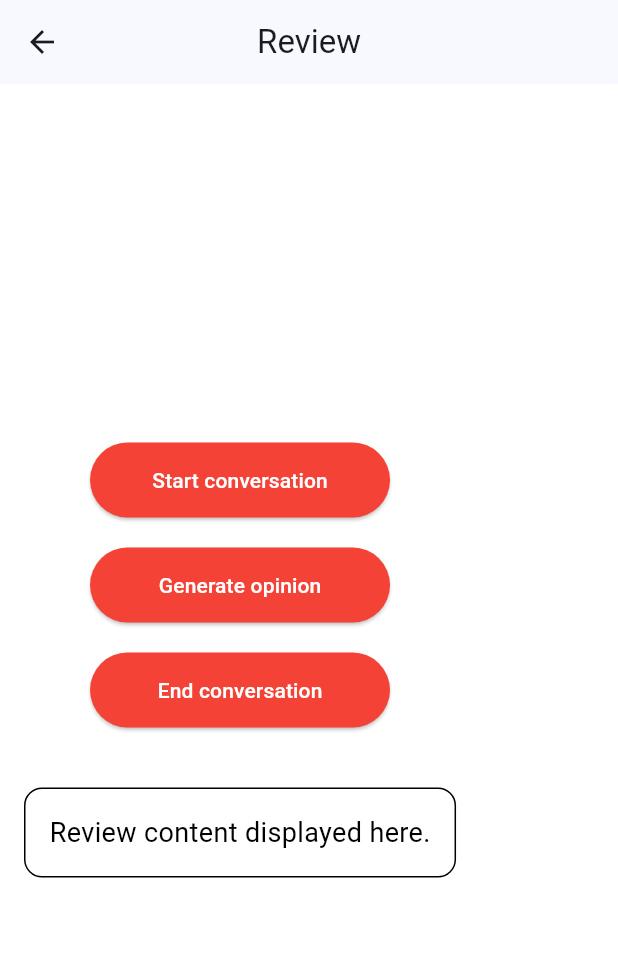
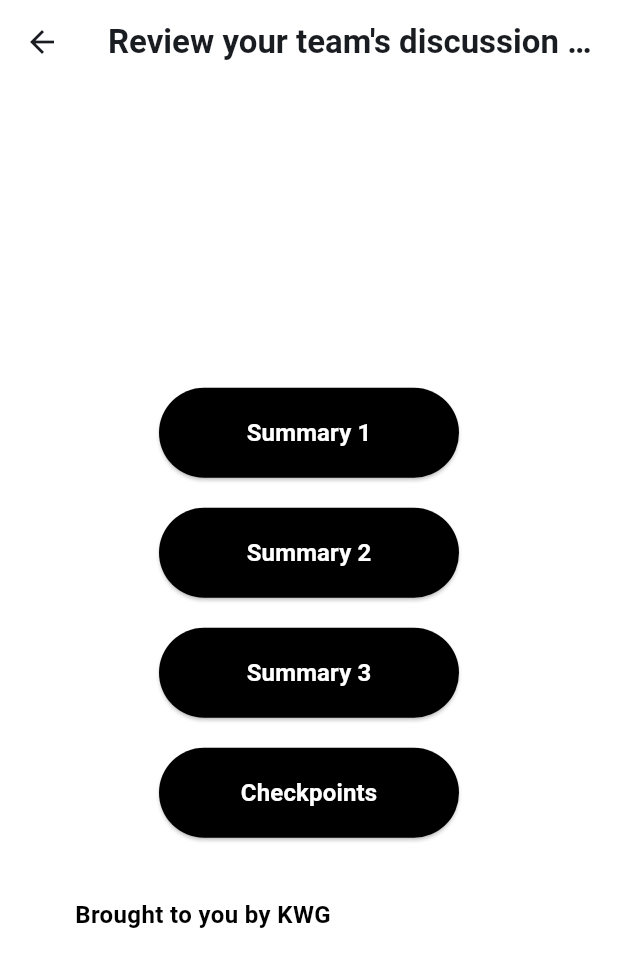
Before and after one commit to AidenWangYQ/IEEE_KWG, a Flutter app: the ReviewPage screen opened directly, on a phone screen of 412 x 824 dp. Shown: the top 967 px of the screen. Run offline on Flutter 3.47's test engine with Material 3 defaults, Android fonts, the phone set to English and light mode, and no system bars.

Commit message:
Aiden's frontend edit

```diff
--- a/frontend/kwgapp/lib/context.dart
+++ b/frontend/kwgapp/lib/context.dart
@@ -1,6 +1,8 @@
 import 'package:flutter/material.dart';
 
 class ContextPage extends StatelessWidget {
+  const ContextPage({super.key});
+
   @override
   Widget build(BuildContext context) {
     return Scaffold(
--- a/frontend/kwgapp/lib/discussion.dart
+++ b/frontend/kwgapp/lib/discussion.dart
@@ -1,6 +1,8 @@
 import 'package:flutter/material.dart';
 
 class DiscussionPage extends StatelessWidget {
+  const DiscussionPage({super.key});
+
   @override
   Widget build(BuildContext context) {
     return Scaffold(
--- a/frontend/kwgapp/lib/main.dart
+++ b/frontend/kwgapp/lib/main.dart
@@ -8,6 +8,8 @@ void main() {
 }
 
 class MyApp extends StatelessWidget {
+  const MyApp({super.key});
+
   @override
   Widget build(BuildContext context) {
     return MaterialApp(
@@ -42,6 +44,8 @@ class MyApp extends StatelessWidget {
 }
 
 class HomePage extends StatelessWidget {
+  const HomePage({super.key});
+
   @override
   Widget build(BuildContext context) {
     return Scaffold(
--- a/frontend/kwgapp/lib/review.dart
+++ b/frontend/kwgapp/lib/review.dart
@@ -1,71 +1,175 @@
 import 'package:flutter/material.dart';
 
 class ReviewPage extends StatelessWidget {
+  const ReviewPage({super.key});
+
   @override
   Widget build(BuildContext context) {
     return Scaffold(
       appBar: AppBar(
-        title: Text('Review'),
+        title: Text(
+          'Review your team\'s discussion here.',
+          style: TextStyle(fontWeight: FontWeight.bold),
+        ),
         centerTitle: true,
+        backgroundColor: Colors.white,
+        elevation: 0,
       ),
       body: Padding(
-        padding: const EdgeInsets.all(16.0),
+        padding: const EdgeInsets.symmetric(horizontal: 50.0), // More padding for wider buttons
         child: Column(
           mainAxisAlignment: MainAxisAlignment.center,
           crossAxisAlignment: CrossAxisAlignment.center,
           children: [
             ElevatedButton(
               onPressed: () {
-                // Handle the action
+                // Trigger "Filter" pop-up for Summary 1
+                showDialog(
+                  context: context,
+                  builder: (BuildContext context) {
+                    return AlertDialog(
+                      title: Text("Filter"),
+                      content: Text("Summary 1 details here."),
+                      actions: [
+                        TextButton(
+                          onPressed: () {
+                            Navigator.of(context).pop();
+                          },
+                          child: Text('Close'),
+                        ),
+                      ],
+                    );
+                  },
+                );
               },
               style: ElevatedButton.styleFrom(
-                backgroundColor: Colors.red,  // Red button color
-                minimumSize: Size(200, 50),
+                backgroundColor: Colors.black,
+                minimumSize: Size(200, 60), // Button width
                 shape: RoundedRectangleBorder(
-                  borderRadius: BorderRadius.circular(30),
+                  borderRadius: BorderRadius.circular(30), // Rounded corners
                 ),
+                padding: EdgeInsets.symmetric(vertical: 15), // Adequate padding
               ),
-              child: Text('Start conversation'),
+              child: Text(
+                'Summary 1',
+                style: TextStyle(fontWeight: FontWeight.bold, fontSize: 16, color: Colors.white),
+              ),
             ),
-            SizedBox(height: 20),
+            SizedBox(height: 20), // Space between buttons
             ElevatedButton(
               onPressed: () {
-                // Handle the action
+                // Trigger "Filter" pop-up for Summary 2
+                showDialog(
+                  context: context,
+                  builder: (BuildContext context) {
+                    return AlertDialog(
+                      title: Text("Filter"),
+                      content: Text("Summary 2 details here."),
+                      actions: [
+                        TextButton(
+                          onPressed: () {
+                            Navigator.of(context).pop();
+                          },
+                          child: Text('Close'),
+                        ),
+                      ],
+                    );
+                  },
+                );
               },
               style: ElevatedButton.styleFrom(
-                backgroundColor: Colors.red,  // Red button color
-                minimumSize: Size(200, 50),
+                backgroundColor: Colors.black,
+                minimumSize: Size(200, 60), // Button width
                 shape: RoundedRectangleBorder(
-                  borderRadius: BorderRadius.circular(30),
+                  borderRadius: BorderRadius.circular(30), // Rounded corners
                 ),
+                padding: EdgeInsets.symmetric(vertical: 15), // Adequate padding
               ),
-              child: Text('Generate opinion'),
+              child: Text(
+                'Summary 2',
+                style: TextStyle(fontWeight: FontWeight.bold, fontSize: 16, color: Colors.white),
+              ),
             ),
-            SizedBox(height: 20),
+            SizedBox(height: 20), // Space between buttons
             ElevatedButton(
               onPressed: () {
-                // Handle the action
+                // Trigger "Filter" pop-up for Summary 3
+                showDialog(
+                  context: context,
+                  builder: (BuildContext context) {
+                    return AlertDialog(
+                      title: Text("Filter"),
+                      content: Text("Summary 3 details here."),
+                      actions: [
+                        TextButton(
+                          onPressed: () {
+                            Navigator.of(context).pop();
+                          },
+                          child: Text('Close'),
+                        ),
+                      ],
+                    );
+                  },
+                );
               },
               style: ElevatedButton.styleFrom(
-                backgroundColor: Colors.red,  // Red button color
-                minimumSize: Size(200, 50),
+                backgroundColor: Colors.black,
+                minimumSize: Size(200, 60), // Button width
                 shape: RoundedRectangleBorder(
-                  borderRadius: BorderRadius.circular(30),
+                  borderRadius: BorderRadius.circular(30), // Rounded corners
                 ),
+                padding: EdgeInsets.symmetric(vertical: 15), // Adequate padding
               ),
-              child: Text('End conversation'),
+              child: Text(
+                'Summary 3',
+                style: TextStyle(fontWeight: FontWeight.bold, fontSize: 16, color: Colors.white),
+              ),
+            ),
+            SizedBox(height: 20), // Space between buttons
+            ElevatedButton(
+              onPressed: () {
+                // Trigger "Filter" pop-up for Checkpoints
+                showDialog(
+                  context: context,
+                  builder: (BuildContext context) {
+                    return AlertDialog(
+                      title: Text("Filter"),
+                      content: Text("Checkpoint details here."),
+                      actions: [
+                        TextButton(
+                          onPressed: () {
+                            Navigator.of(context).pop();
+                          },
+                          child: Text('Close'),
+                        ),
+                      ],
+                    );
+                  },
+                );
+              },
+              style: ElevatedButton.styleFrom(
+                backgroundColor: Colors.black,
+                minimumSize: Size(200, 60), // Button width
+                shape: RoundedRectangleBorder(
+                  borderRadius: BorderRadius.circular(30), // Rounded corners
+                ),
+                padding: EdgeInsets.symmetric(vertical: 15), // Adequate padding
+              ),
+              child: Text(
+                'Checkpoints',
+                style: TextStyle(fontWeight: FontWeight.bold, fontSize: 16, color: Colors.white),
+              ),
             ),
             SizedBox(height: 40),
-            Container(
-              padding: EdgeInsets.all(16),
-              decoration: BoxDecoration(
-                color: Colors.white,
-                borderRadius: BorderRadius.circular(12),
-                border: Border.all(color: Colors.black),
-              ),
+            Align(
+              alignment: Alignment.bottomLeft,
               child: Text(
-                'Review content displayed here.',
-                style: TextStyle(fontSize: 18, color: Colors.black),
+                'Brought to you by KWG',
+                style: TextStyle(
+                fontSize: 16,
+                fontWeight: FontWeight.bold,
+                color: Colors.black,
+                ),
               ),
             ),
           ],
```
